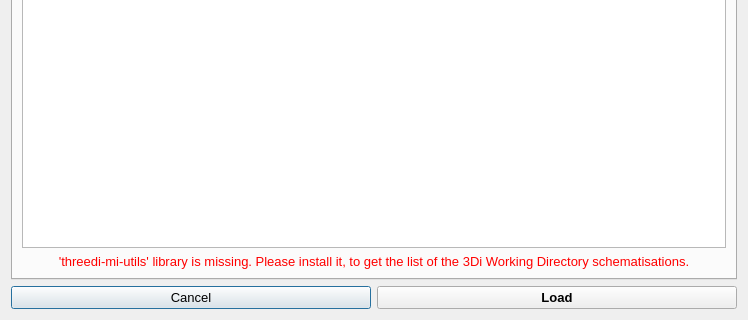
First picture: the form in threedi_schematisation_editor/custom_widgets/ui/load_schematisation.ui, repository nens/threedi-schematisation-editor, before the edit; both pictures show x 0 to 748 and y 423 to 743 of the 748 by 743 pixel window.
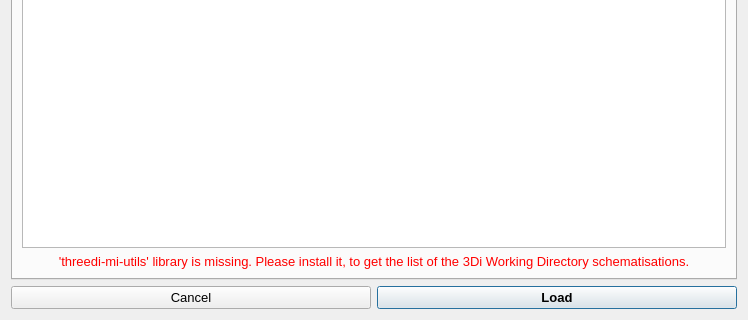
Second picture: the form after the edit. Custom widgets are drawn as their Qt base class.

Diff of the .ui file:
```diff
--- a/threedi_schematisation_editor/custom_widgets/ui/load_schematisation.ui
+++ b/threedi_schematisation_editor/custom_widgets/ui/load_schematisation.ui
@@ -113,6 +113,9 @@
        <property name="text">
         <string>Load</string>
        </property>
+       <property name="default">
+        <bool>true</bool>
+       </property>
       </widget>
      </item>
     </layout>
```
